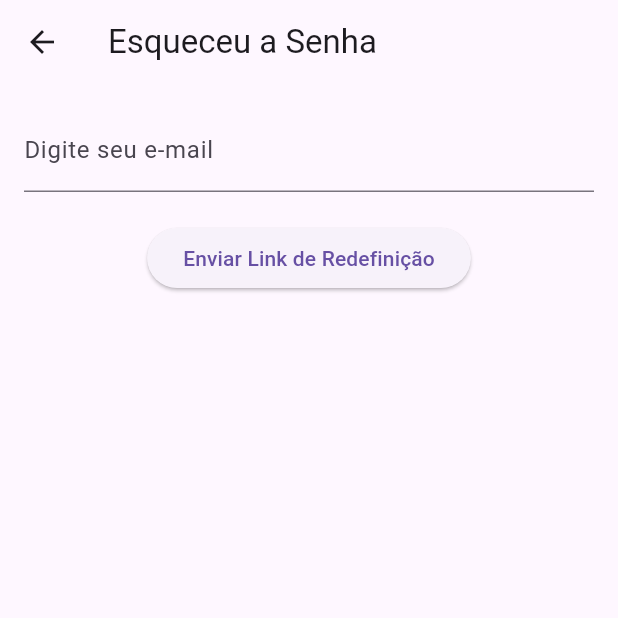
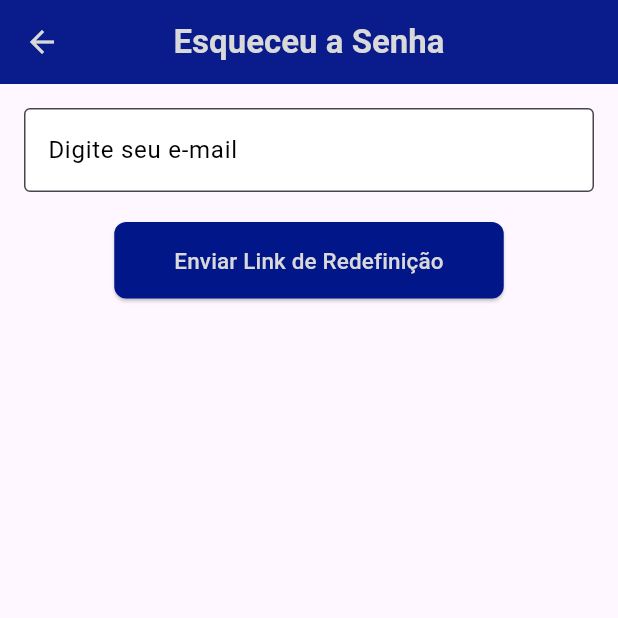
Before and after one commit to Rodrigomt21/fire-equipment-management-metro, a Flutter app: the TelaEsqueceuSenha screen opened directly, on a phone screen of 412 x 824 dp, the top half of it. Run offline on Flutter 3.47's test engine with Material 3 defaults, Android fonts, the phone set to English and light mode, and no system bars; our stand-ins replace email_validator, google_fonts, image_picker, pdf, printing, shared_preferences and 1 more; missing offline and left inert: qr_code_scanner_plus; accounts and stored records are empty.

Commit message:
design pronto!!!!!!!!

```diff
--- a/Mobile/mobilegestaoextintores/lib/src/telas/Redefinir_Senha/Tela_Esqueceu_Senha.dart
+++ b/Mobile/mobilegestaoextintores/lib/src/telas/Redefinir_Senha/Tela_Esqueceu_Senha.dart
@@ -80,7 +80,14 @@ class _ForgotPasswordScreenState extends State<TelaEsqueceuSenha> {
   @override
   Widget build(BuildContext context) {
     return Scaffold(
-      appBar: AppBar(title: Text('Esqueceu a Senha')),
+      appBar: AppBar(title: Text('Esqueceu a Senha',
+            style: TextStyle(
+                fontWeight: FontWeight.bold, color: Color(0xFFD9D9D9))),
+        centerTitle: true,
+        backgroundColor: const Color(0xFF011689),
+        elevation: 4,
+        iconTheme: const IconThemeData(color: Color(0xFFD9D9D9)),
+      ),
       body: Padding(
         padding: const EdgeInsets.all(16.0),
         child: Column(
@@ -89,16 +96,31 @@ class _ForgotPasswordScreenState extends State<TelaEsqueceuSenha> {
               controller: _emailController,
               decoration: InputDecoration(
                 labelText: 'Digite seu e-mail',
-                errorText: errorMessage,
+                labelStyle: TextStyle(color: Colors.black), // Cor do rótulo
+                errorText: errorMessage, // Mensagem de erro
+                border: OutlineInputBorder(), // Adiciona borda ao campo
+                filled: true, // Preenche o fundo do campo
+                fillColor: Colors.white, // Cor de fundo do campo
               ),
-              keyboardType: TextInputType.emailAddress,
+              keyboardType: TextInputType.emailAddress, // Tipo de teclado para email
             ),
+
             SizedBox(height: 20),
             isLoading
                 ? CircularProgressIndicator() // Mostra um carregamento enquanto a solicitação é processada
                 : ElevatedButton(
                     onPressed: _submitEmail,
-                    child: Text('Enviar Link de Redefinição'),
+                    child: Text('Enviar Link de Redefinição',
+                    style:
+                      TextStyle(color: Color(0xFFD9D9D9), fontSize: 15)),
+                    style: ElevatedButton.styleFrom(
+                      backgroundColor: const Color(0xFF011689),
+                      padding: const EdgeInsets.symmetric(
+                          vertical: 15, horizontal: 40),
+                      shape: RoundedRectangleBorder(
+                        borderRadius: BorderRadius.circular(8),
+                      ),
+                    ),
                   ),
           ],
         ),
```
